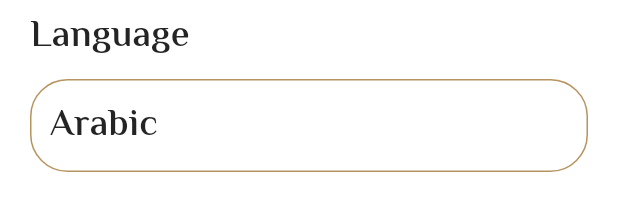
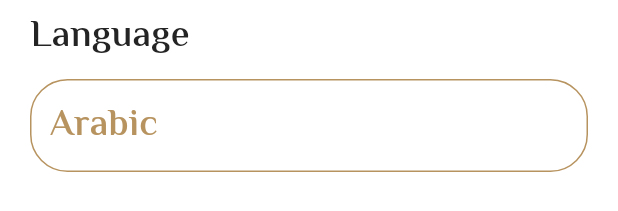
Before and after one commit to RanaGebril/islami, a Flutter app: the SettingTab widget shown alone on an empty page, opened directly, on a phone screen of 412 x 824 dp. Shown: the part 227-438 px from the top of the screen. Run offline on Flutter 3.47's test engine with Material 3 defaults, Android fonts, the phone set to English and light mode, and no system bars; our stand-ins replace google_fonts.

Commit message:
sebha provider

```diff
--- a/lib/tabs/Setting_tab.dart
+++ b/lib/tabs/Setting_tab.dart
@@ -85,7 +85,11 @@ class SettingTab extends StatelessWidget {
                   )),
               child: Text(
                 "Arabic",
-                style: Theme.of(context).textTheme.bodyMedium,
+                style: Theme.of(context).textTheme.bodyMedium?.copyWith(
+                  color:  provider_object.APPTheme == ThemeMode.dark
+                      ? AppColors.yellowColor
+                      : AppColors.primary,
+                )
               ),
             ),
           )
```
Also changed, not shown: lib/provider/sebha_provider.dart (added, +23 -0 lines), lib/tabs/Sebha_tab.dart (+13 -27 lines).
